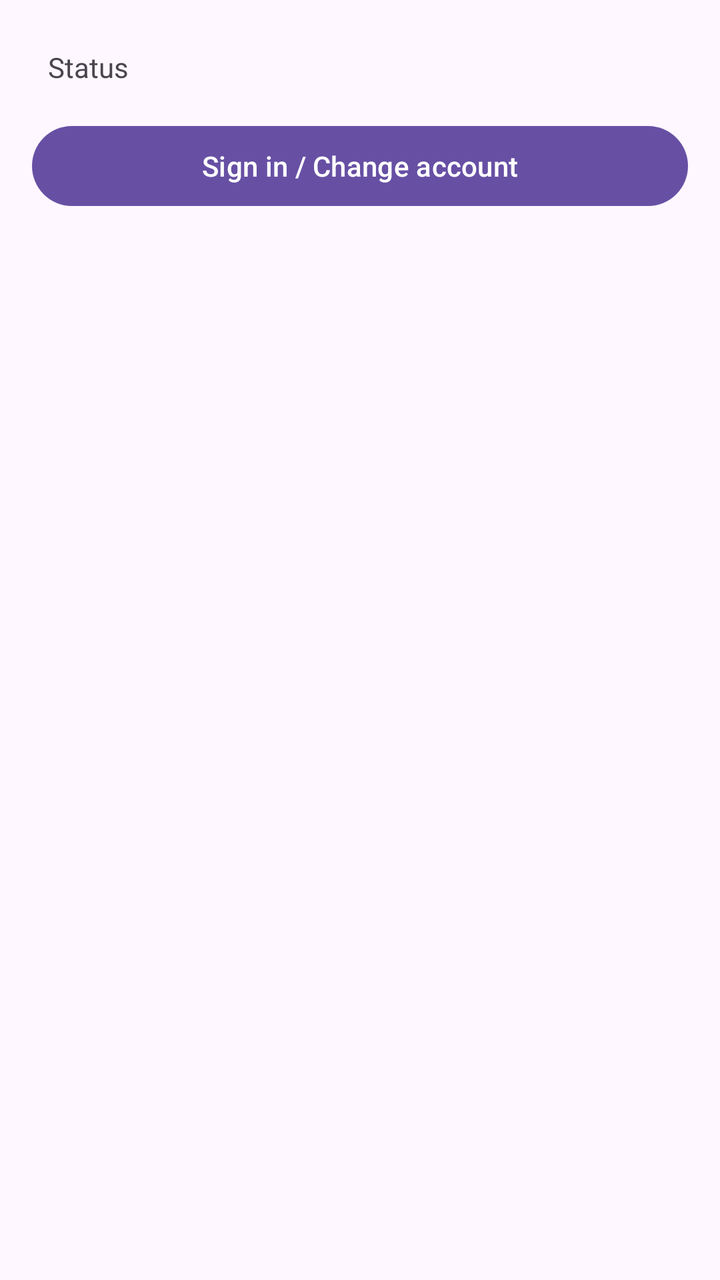
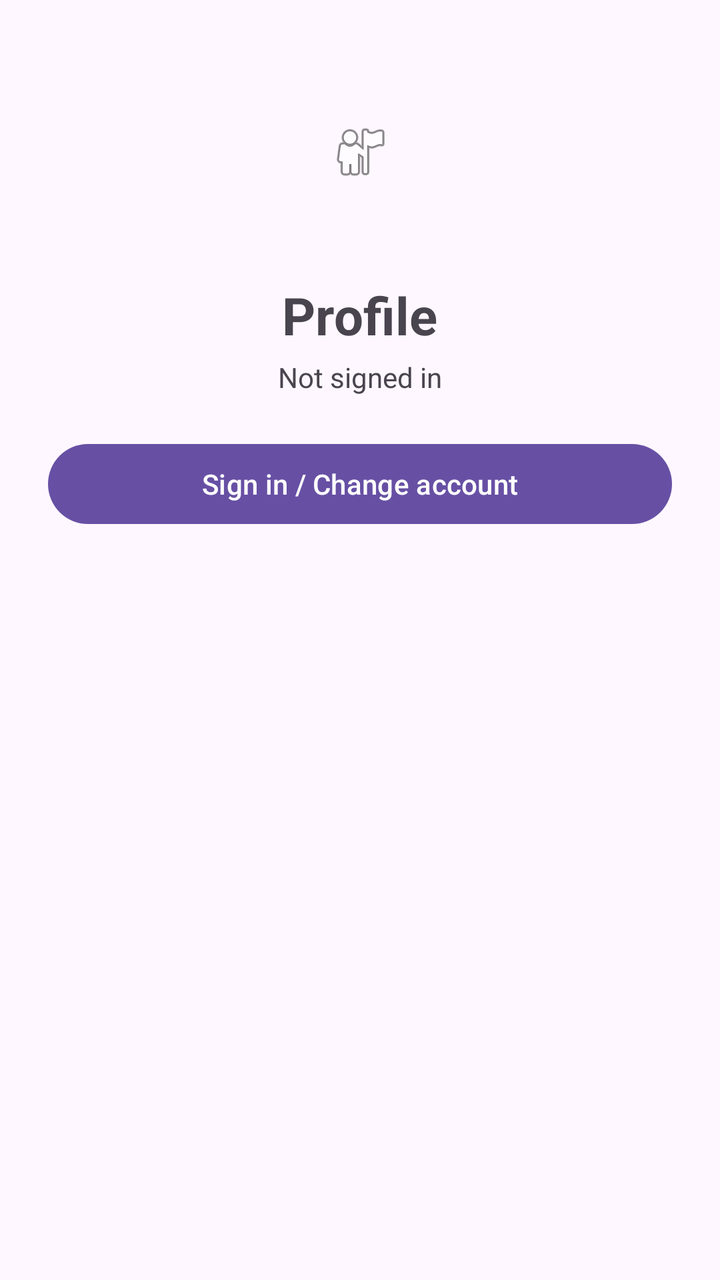

Compare the two renders of this Android layout. The source of the first and the diff that turns it into the second are given below.
<!-- AndroidManifest.xml: application theme Theme.Store -->
<!-- res/layout/activity_profile.xml -->
<?xml version="1.0" encoding="utf-8"?>
<ScrollView xmlns:android="http://schemas.android.com/apk/res/android"
    android:layout_width="match_parent"
    android:layout_height="match_parent"
    android:padding="16dp">

    <LinearLayout
        android:layout_width="match_parent"
        android:layout_height="wrap_content"
        android:orientation="vertical">

        <TextView
            android:id="@+id/bu_status"
            android:layout_width="match_parent"
            android:layout_height="wrap_content"
            android:text="Status"
            android:padding="8dp" />

        <Button
            android:id="@+id/bu_signin"
            android:layout_width="match_parent"
            android:layout_height="wrap_content"
            android:text="Sign in / Change account"
            android:layout_marginTop="8dp" />

    </LinearLayout>

</ScrollView>
<!-- resources referenced by this layout -->
<resources>
  <style name="Theme.Store" parent="Base.Theme.Store" />
  <style name="Base.Theme.Store" parent="Theme.Material3.DayNight.NoActionBar">
          
          
      </style>
</resources>

<!-- the commit's change to res/layout/activity_profile.xml (unified diff, before → after) -->
@@ -2,26 +2,61 @@
 <ScrollView xmlns:android="http://schemas.android.com/apk/res/android"
     android:layout_width="match_parent"
     android:layout_height="match_parent"
-    android:padding="16dp">
+    android:fillViewport="true"
+    android:background="?android:attr/colorBackground">
 
     <LinearLayout
         android:layout_width="match_parent"
         android:layout_height="wrap_content"
-        android:orientation="vertical">
+        android:orientation="vertical"
+        android:paddingTop="8dp"
+        android:paddingBottom="32dp">
 
-        <TextView
-            android:id="@+id/bu_status"
+        <LinearLayout
             android:layout_width="match_parent"
             android:layout_height="wrap_content"
-            android:text="Status"
-            android:padding="8dp" />
+            android:orientation="vertical"
+            android:gravity="center_horizontal"
+            android:paddingStart="24dp"
+            android:paddingEnd="24dp"
+            android:paddingTop="16dp"
+            android:paddingBottom="20dp">
+
+            <ImageView
+                android:id="@+id/profileImage"
+                android:layout_width="104dp"
+                android:layout_height="104dp"
+                android:src="@android:drawable/ic_menu_myplaces"
+                android:scaleType="centerInside"
+                android:contentDescription="Profile picture" />
+
+            <TextView
+                android:id="@+id/profileName"
+                android:layout_width="wrap_content"
+                android:layout_height="wrap_content"
+                android:text="Profile"
+                android:textSize="26sp"
+                android:textStyle="bold"
+                android:layout_marginTop="12dp" />
+
+            <TextView
+                android:id="@+id/bu_status"
+                android:layout_width="wrap_content"
+                android:layout_height="wrap_content"
+                android:text="Not signed in"
+                android:textSize="14sp"
+                android:layout_marginTop="4dp" />
+
+        </LinearLayout>
 
         <Button
             android:id="@+id/bu_signin"
             android:layout_width="match_parent"
             android:layout_height="wrap_content"
+            android:layout_marginStart="24dp"
+            android:layout_marginEnd="24dp"
             android:text="Sign in / Change account"
-            android:layout_marginTop="8dp" />
+            android:textAllCaps="false" />
 
     </LinearLayout>
 
